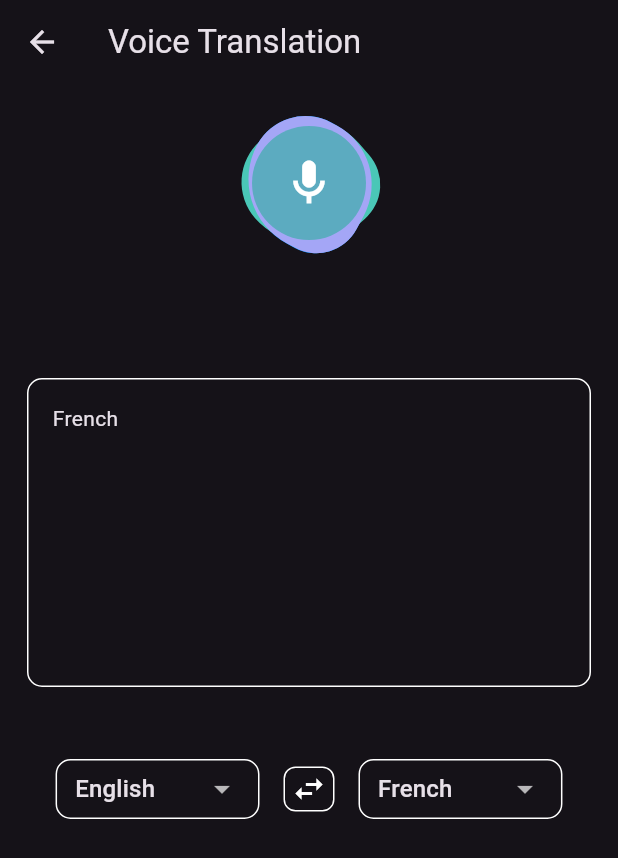
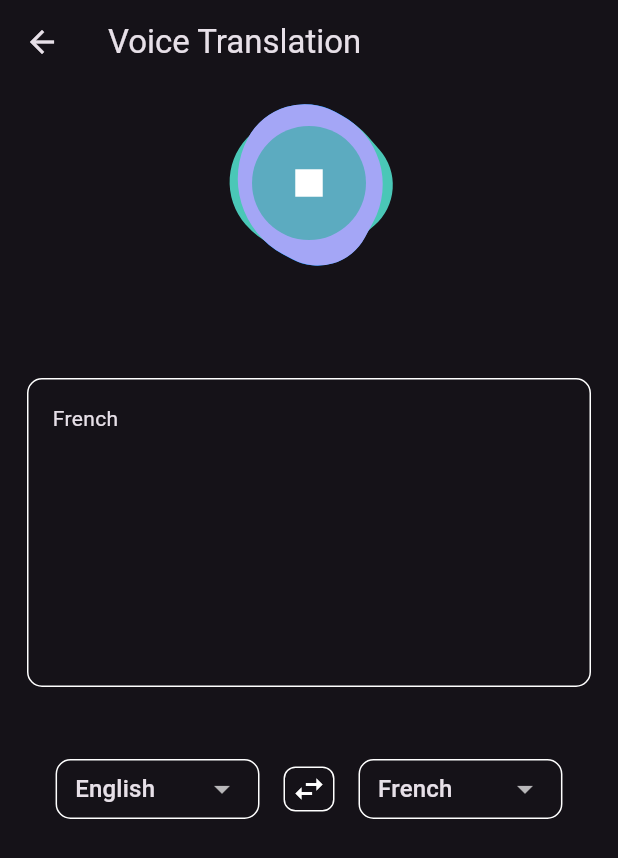
Before and after one commit to Michael-Ogundipe/gemilingo, a Flutter app: the VoiceToTextPage screen opened directly, after a tap on the "mic" icon, on a phone screen of 412 x 824 dp. Shown: the top 858 px of the screen. Run offline on Flutter 3.47's test engine with Material 3 defaults, Android fonts, the light colour scheme and no system bars; our stand-ins replace flutter_dotenv, google_generative_ai, permission_handler; missing offline and left inert: flutter_sound, flutter_sound_platform_interface; statements that could not run were skipped.

Commit message:
refactored the mic

```diff
--- a/lib/conversation_translation_page.dart
+++ b/lib/conversation_translation_page.dart
@@ -1,21 +1,30 @@
 import 'package:flutter/material.dart';
-import 'package:flutter/widgets.dart';
 
 class ConversationTranslationPage extends StatelessWidget {
   const ConversationTranslationPage({super.key});
 
   @override
   Widget build(BuildContext context) {
-    return  Scaffold(
-      appBar: AppBar(),
+    return Scaffold(
+      appBar: AppBar(
+        centerTitle: true,
+        title: const Text('Translator'),
+      ),
+      floatingActionButtonLocation: FloatingActionButtonLocation.centerFloat,
+      floatingActionButton: IconButton(
+        onPressed: () {},
+        icon: Icon(Icons.mic),
+      ),
       body: const Column(
         crossAxisAlignment: CrossAxisAlignment.center,
         mainAxisAlignment: MainAxisAlignment.center,
         children: [
-          Text('Development in Progress..',textAlign: TextAlign.center, style: TextStyle(fontSize: 32),),
+          Text(
+            'Development in Progress..',
+            textAlign: TextAlign.center,
+            style: TextStyle(fontSize: 32),
+          ),
           SizedBox(height: 10),
-
-
         ],
       ),
     );
--- a/lib/voice_to_text_page.dart
+++ b/lib/voice_to_text_page.dart
@@ -1,5 +1,4 @@
 import 'dart:io';
-import 'dart:math' show pi;
 
 import 'package:flutter_dotenv/flutter_dotenv.dart';
 import 'package:flutter_sound/flutter_sound.dart';
@@ -8,8 +7,8 @@ import 'package:flutter/material.dart';
 import 'package:google_generative_ai/google_generative_ai.dart';
 import 'package:permission_handler/permission_handler.dart';
 
-import 'widgets/blob.dart';
 import 'widgets/language_switcher.dart';
+import 'widgets/microphone.dart';
 import 'widgets/translation_field.dart';
 
 class VoiceToTextPage extends StatefulWidget {
@@ -21,9 +20,6 @@ class VoiceToTextPage extends StatefulWidget {
 
 class _VoiceToTextPageState extends State<VoiceToTextPage>
     with SingleTickerProviderStateMixin {
-  late AnimationController _rotationController;
-  late Animation<double> _animation;
-  final double _scale = 0.85;
   final _translatedController = TextEditingController();
   final recorder = FlutterSoundRecorder();
   final _codec = Codec.aacMP4;
@@ -54,19 +50,10 @@ class _VoiceToTextPageState extends State<VoiceToTextPage>
   void initState() {
     super.initState();
     openRecorder();
-    _rotationController = AnimationController(
-      vsync: this,
-      duration: const Duration(seconds: 2),
-    );
-    _animation =
-        Tween<double>(begin: 0.0, end: 2 * pi).animate(_rotationController);
-
-    _rotationController.repeat();
   }
 
   @override
   void dispose() {
-    _rotationController.dispose();
     _inputController.dispose();
     super.dispose();
   }
@@ -78,15 +65,10 @@ class _VoiceToTextPageState extends State<VoiceToTextPage>
     if (status.isGranted) {
       await recorder.openRecorder();
     } else if (status.isDenied) {
-
     } else if (status.isPermanentlyDenied) {
       await openAppSettings();
     }
-
   }
-
-
-
 
   Future<void> recordAudio() async {
     await recorder
@@ -136,32 +118,10 @@ class _VoiceToTextPageState extends State<VoiceToTextPage>
             SizedBox(
               width: 100,
               height: 100,
-              child: AnimatedBuilder(
-                  animation: _rotationController,
-                  builder: (context, child) {
-                    return Stack(
-                      alignment: Alignment.center,
-                      children: [
-                        if (isRecording) ...[
-                          Blob(
-                              color: const Color(0xff0092ff),
-                              scale: _scale,
-                              rotation: _animation.value),
-                          Blob(
-                              color: const Color(0xff4ac7b7),
-                              scale: _scale,
-                              rotation: _animation.value * 2 - 30),
-                          Blob(
-                              color: const Color(0xffa4a6f6),
-                              scale: _scale,
-                              rotation: _animation.value * 3 - 45),
-                        ],
-                        Container(
-                          padding: const EdgeInsets.all(20.0),
-                          decoration: const BoxDecoration(
-                              shape: BoxShape.circle, color: Color(0XFF5CABC0)),
-                          child: InkWell(
-                            onTap: () async {
+              child: Microphone(
+                icon: isRecording ? Icons.stop : Icons.mic_outlined,
+                isRecording: isRecording,
+                onPressed: () async {
                   setState(() {
                     isRecording = !isRecording;
                   });
@@ -175,16 +135,7 @@ class _VoiceToTextPageState extends State<VoiceToTextPage>
                     stopAndTranslate(_translatedLanguage);
                   }
                 },
-                            child: const Icon(
-                              Icons.mic_outlined,
-                              size: 36,
               ),
-                          ),
-                        )
-                        //   ],
-                      ],
-                    );
-                  }),
             ),
             const SizedBox(height: 64),
             TranslationField(
--- a/lib/widgets/blob.dart
+++ b/lib/widgets/blob.dart
@@ -2,21 +2,17 @@ import 'package:flutter/material.dart';
 
 class Blob extends StatelessWidget {
   final double rotation;
-  final double scale;
   final Color color;
 
   const Blob({
     super.key,
     required this.color,
     this.rotation = 0,
-    this.scale = 1,
   });
 
   @override
   Widget build(BuildContext context) {
-    return Transform.scale(
-      scale: scale,
-      child: Transform.rotate(
+    return Transform.rotate(
       angle: rotation,
       child: Container(
         decoration: BoxDecoration(
@@ -29,7 +25,6 @@ class Blob extends StatelessWidget {
           ),
         ),
       ),
-      ),
     );
   }
 }
--- /dev/null
+++ b/lib/widgets/microphone.dart
@@ -0,0 +1,82 @@
+import 'dart:math' show pi;
+
+import 'package:flutter/material.dart';
+
+import 'blob.dart';
+
+class Microphone extends StatefulWidget {
+  const Microphone({
+    super.key,
+    required this.isRecording,
+    required this.icon,
+    required this.onPressed,
+  });
+
+  final bool isRecording;
+  final IconData icon;
+  final VoidCallback onPressed;
+
+  @override
+  State<Microphone> createState() => _MicrophoneState();
+}
+
+class _MicrophoneState extends State<Microphone>
+    with SingleTickerProviderStateMixin {
+  late AnimationController _rotationController;
+  late Animation<double> _animation;
+
+  @override
+  void initState() {
+    super.initState();
+    _rotationController = AnimationController(
+      vsync: this,
+      duration: const Duration(seconds: 2),
+    );
+    _animation =
+        Tween<double>(begin: 0.0, end: 2 * pi).animate(_rotationController);
+
+    _rotationController.repeat();
+  }
+
+  @override
+  void dispose() {
+    _rotationController.dispose();
+    super.dispose();
+  }
+
+  @override
+  Widget build(BuildContext context) {
+    return AnimatedBuilder(
+        animation: _rotationController,
+        builder: (context, child) {
+          return Stack(
+            alignment: Alignment.center,
+            children: [
+              if (widget.isRecording) ...[
+                Blob(
+                    color: const Color(0xff0092ff), rotation: _animation.value),
+                Blob(
+                    color: const Color(0xff4ac7b7),
+                    rotation: _animation.value * 2 - 30),
+                Blob(
+                    color: const Color(0xffa4a6f6),
+                    rotation: _animation.value * 3 - 45),
+              ],
+              Container(
+                padding: const EdgeInsets.all(20.0),
+                decoration: const BoxDecoration(
+                    shape: BoxShape.circle, color: Color(0XFF5CABC0)),
+                child: InkWell(
+                  onTap: widget.onPressed,
+                  child: Icon(
+                    widget.icon,
+                    size: 36,
+                  ),
+                ),
+              )
+              //   ],
+            ],
+          );
+        });
+  }
+}
```
Lines whose indentation alone changed are shown as unchanged.
